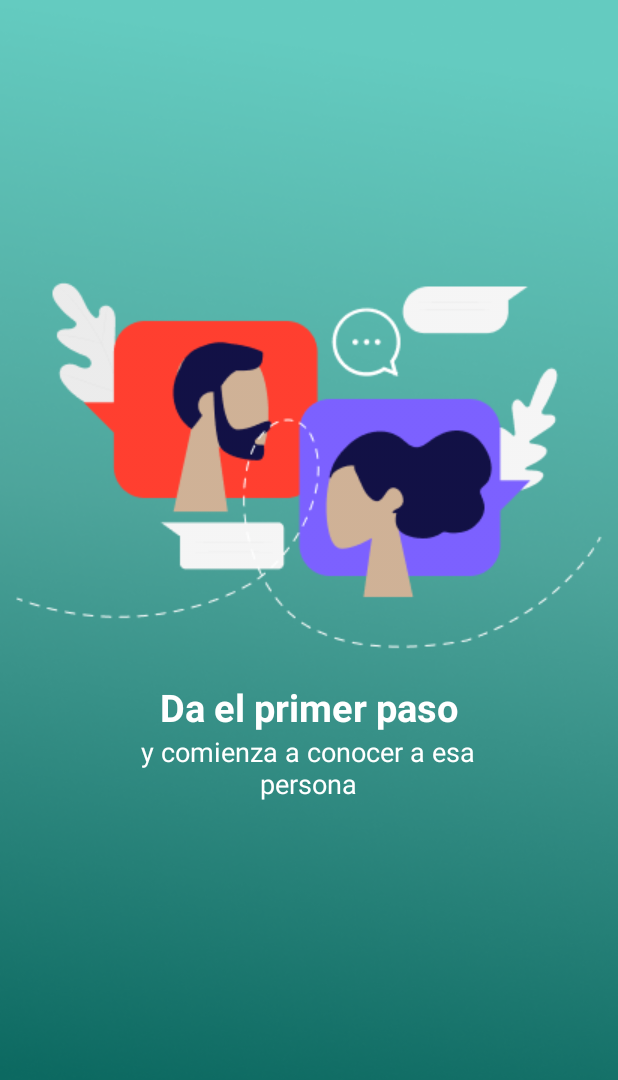
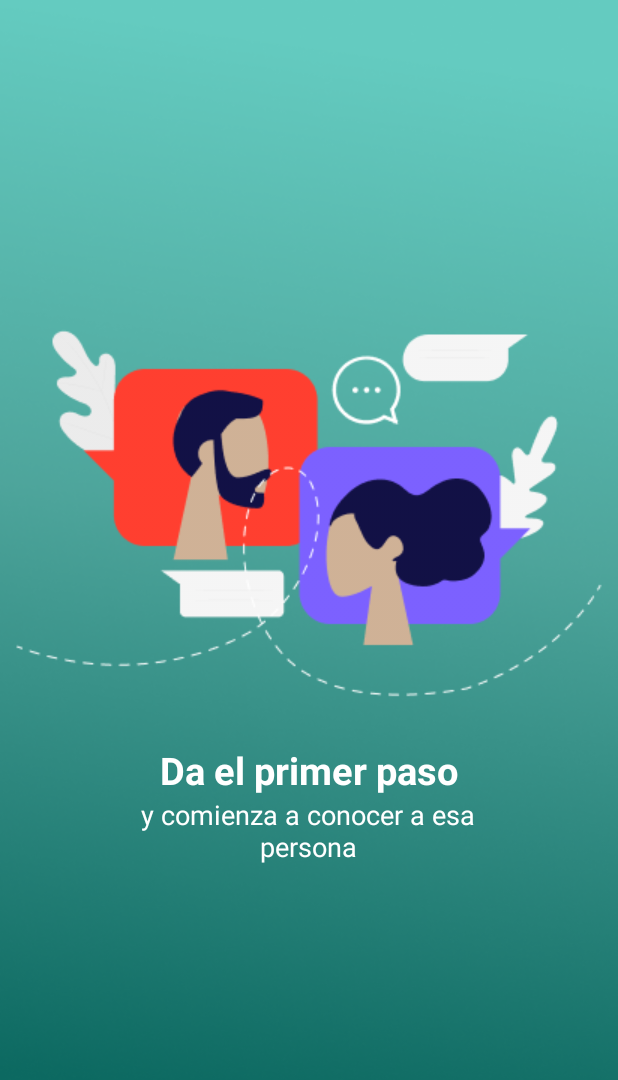
Before and after one commit to cristdulcey/roush_android, an Android app: the fragment Onboarding3 shown on its own in the app's theme, on a phone screen of 412 x 824 dp. Shown: the top 1080 px of the screen. Run offline under Robolectric (Android 15) with nearby library versions, the phone set to English and light mode, and no system bars.

Commit message:
Corrección diseño onboarding wizards

```diff
--- a/app/src/main/res/layout/fragment_onboarding1.xml
+++ b/app/src/main/res/layout/fragment_onboarding1.xml
@@ -12,13 +12,14 @@
         android:layout_width="match_parent"
         android:layout_height="match_parent"
         android:layout_marginBottom="40dp"
+        android:layout_gravity="center"
+        android:gravity="center"
         android:orientation="vertical">
 
         <ImageView
             android:id="@+id/onboarding_1"
             android:layout_width="match_parent"
             android:layout_height="380dp"
-            android:layout_marginTop="60dp"
             android:src="@drawable/image_onboarding1"/>
 
         <TextView
@@ -26,7 +27,7 @@
             android:layout_width="wrap_content"
             android:layout_height="wrap_content"
             android:layout_gravity="center"
-            android:layout_marginTop="20dp"
+            android:layout_marginTop="10dp"
             android:text="@string/Title_onboarding1"
             android:textColor="@color/white"
             android:textSize="25sp"
--- a/app/src/main/res/layout/fragment_onboarding2.xml
+++ b/app/src/main/res/layout/fragment_onboarding2.xml
@@ -12,12 +12,13 @@
       android:layout_width="match_parent"
       android:layout_height="match_parent"
       android:layout_marginBottom="40dp"
+      android:layout_gravity="center"
+      android:gravity="center"
       android:orientation="vertical">
       <ImageView
           android:id="@+id/onboarding_2"
           android:layout_width="match_parent"
           android:layout_height="wrap_content"
-          android:layout_marginTop="80dp"
           android:src="@drawable/image_onboarding2"/>
 
       <TextView
@@ -25,7 +26,7 @@
           android:layout_width="wrap_content"
           android:layout_height="wrap_content"
           android:layout_gravity="center"
-          android:layout_marginTop="30dp"
+          android:layout_marginTop="40dp"
           android:text="@string/Title_onboarding2"
           android:textColor="@color/white"
           android:textSize="25sp"
--- a/app/src/main/res/layout/fragment_onboarding3.xml
+++ b/app/src/main/res/layout/fragment_onboarding3.xml
@@ -11,13 +11,16 @@
     <LinearLayout
         android:layout_width="match_parent"
         android:layout_height="match_parent"
+        android:layout_marginBottom="40dp"
+        android:layout_gravity="center"
+        android:gravity="center"
         android:orientation="vertical">
 
         <ImageView
             android:id="@+id/onboarding_3"
             android:layout_width="match_parent"
             android:layout_height="wrap_content"
-            android:layout_marginTop="180dp"
+            android:layout_marginTop="5dp"
             android:src="@drawable/image_onboarding3"/>
 
         <TextView
@@ -25,7 +28,7 @@
             android:layout_width="wrap_content"
             android:layout_height="wrap_content"
             android:layout_gravity="center"
-            android:layout_marginTop="20dp"
+            android:layout_marginTop="30dp"
             android:text="@string/Title_onboarding3"
             android:textColor="@color/white"
             android:textSize="25sp"
```
